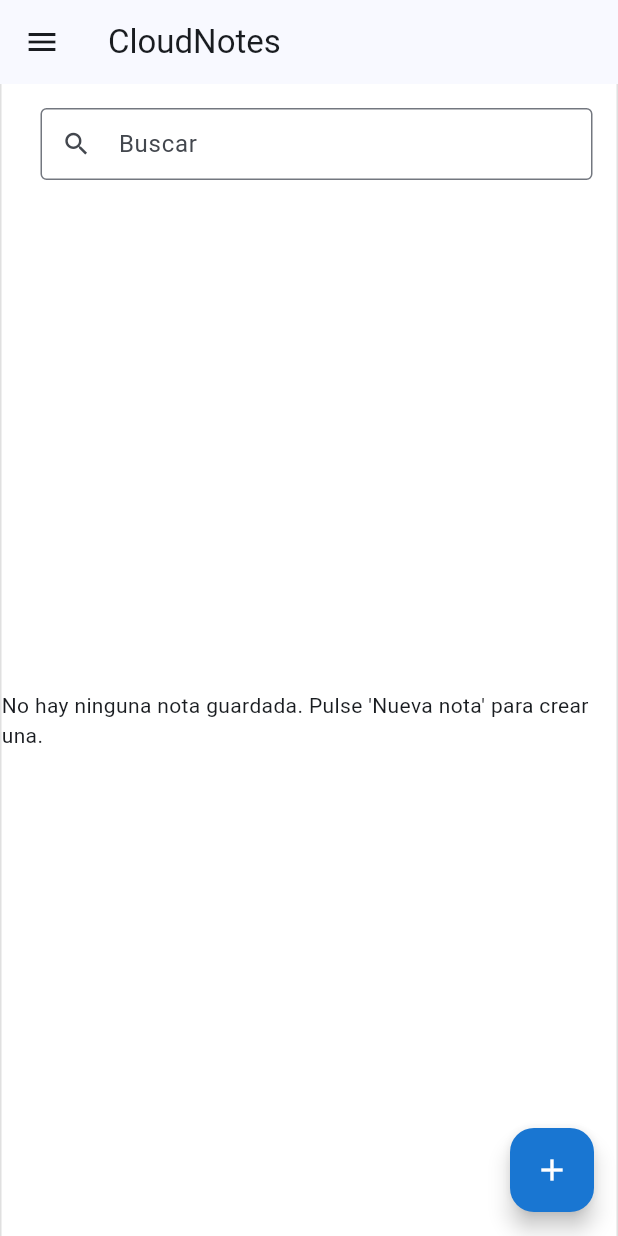
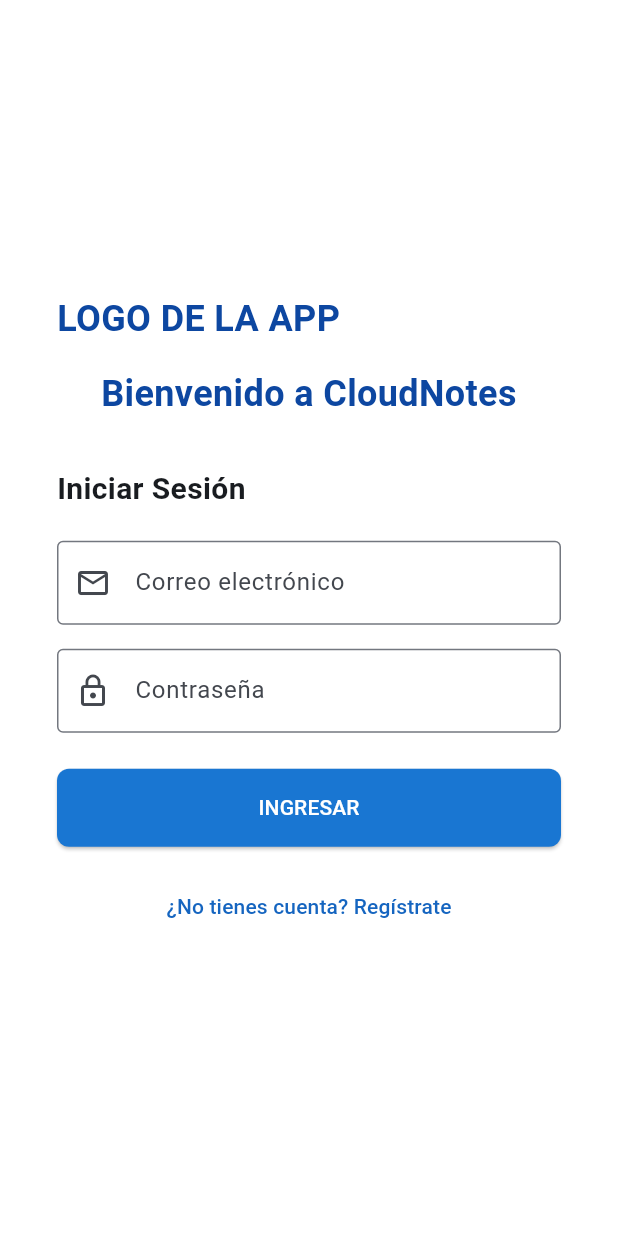
Before and after one commit to eloyordiz/CloudNotes, a Flutter app: the screen it shows after launch, on a phone screen of 412 x 824 dp. Run offline on Flutter 3.47's test engine with Material 3 defaults, Android fonts, the phone set to English and light mode, and no system bars; our stand-ins replace firebase_auth, firebase_core, sqflite, sqflite_common_ffi; missing offline and left inert: dart:ffi, sqlite3; accounts and stored records are empty.

Commit message:
feat: Añadida la conexión con el almacenamiento en la nube de Firestore. La autenticación de usuarios se gestiona mediante el archivo auth_service. La base de datos en la nube se inicia al arracar la app. Creada pantalla de login/registro. En caso de que el usuario se reconozca, navegará directamente a la pantalla de notas. Si no se reconoce, se lanzará la pantalla de login/registro.

```diff
--- a/lib/main.dart
+++ b/lib/main.dart
@@ -4,8 +4,14 @@
 import 'dart:ffi';
 import 'package:sqlite3/open.dart';
 import 'package:cloud_notes/views/home_screen.dart';
+// IMPORTS PARA EL ALMACENAMIENTO EN NUBE
+import 'package:firebase_core/firebase_core.dart';
+import 'firebase_options.dart';
+import 'services/auth_service.dart';
+import 'views/login_screen.dart';
+import 'views/home_screen.dart';
 
-void main() {
+void main() async {
   WidgetsFlutterBinding.ensureInitialized();
 
   if (Platform.isWindows || Platform.isLinux || Platform.isMacOS) {
@@ -13,10 +19,13 @@
       return DynamicLibrary.open('libsqlite3.so.0');
     });
 
+    //BASE DATOS LOCAL
     sqfliteFfiInit();
     databaseFactory = databaseFactoryFfi;
   }
 
+  //BASE DATOS NUBE
+  await Firebase.initializeApp(options: DefaultFirebaseOptions.currentPlatform);
   runApp(const CloudNotesApp());
 }
 
@@ -32,7 +41,19 @@
         useMaterial3: true,
         colorScheme: ColorScheme.fromSeed(seedColor: Colors.blue),
       ),
-      home: const HomeScreen(),
+      home: StreamBuilder(
+        stream: AuthService().userStatus,
+        builder: (context, snapshot) {
+          // SI DEVUELVE USUARIO, NAVEGAMOS AL HOME
+          if (snapshot.hasData) {
+            return const HomeScreen();
+          }
+          // SI NO HAY USUARIO, NAVEGAMOS AL LOGIN
+          else {
+            return const LoginScreen();
+          }
+        },
+      ),
     );
   }
 }
--- /dev/null
+++ b/lib/views/login_screen.dart
@@ -0,0 +1,224 @@
+import 'package:flutter/material.dart';
+import '../services/auth_service.dart';
+
+class LoginScreen extends StatefulWidget {
+  const LoginScreen({super.key});
+
+  @override
+  State<LoginScreen> createState() => _LoginScreenState();
+}
+
+class _LoginScreenState extends State<LoginScreen> {
+  final AuthService _auth = AuthService();
+  final _formKey = GlobalKey<FormState>();
+
+  // CONTROLADORES DE EMAIL Y CONTRASEÑA
+  final TextEditingController _emailController = TextEditingController();
+  final TextEditingController _passwordController = TextEditingController();
+
+  // VARIABLE PARA ALTERNAR ENTRE LOGIN Y REGISTRO
+  bool _isLogin = true;
+
+  bool _isLoading = false;
+  String _errorMessage = '';
+
+  // FUNCIÓN PARA GESTIONAR EL ACCESO
+  void _submit() async {
+    if (!_formKey.currentState!.validate()) return;
+
+    setState(() {
+      _isLoading = true;
+      _errorMessage = '';
+    });
+
+    dynamic result;
+    if (_isLogin) {
+      result = await _auth.loginWithEmail(
+        _emailController.text.trim(),
+        _passwordController.text.trim(),
+      );
+    } else {
+      result = await _auth.registerWithEmail(
+        _emailController.text.trim(),
+        _passwordController.text.trim(),
+      );
+    }
+
+    if (result == null) {
+      setState(() {
+        _errorMessage = _isLogin
+            ? 'Error al iniciar sesión. Revisa tus datos.'
+            : 'Error al registrarse. El correo podría ya estar en uso.';
+        _isLoading = false;
+      });
+    }
+  }
+
+  @override
+  Widget build(BuildContext context) {
+    // VARIABLE PARA SABER SI ESTAMOS EN UN MÓVIL O DESKTOP
+    // PONEMOS EL BREAKPOINT EN 1000 DE ANCHO
+    final bool isMobile = MediaQuery.of(context).size.width < 1000;
+
+    return Scaffold(
+      backgroundColor: Colors.white,
+      body: Row(
+        children: [
+          // DESKTOP: MENÚ LATERAL
+          if (!isMobile)
+            Expanded(
+              flex: 1,
+              child: Container(
+                color: Colors.blue.shade700,
+                child: Column(
+                  mainAxisAlignment: MainAxisAlignment.center,
+                  children: [
+                    const Text('LOGO DE LA APP'),
+                    const SizedBox(height: 20),
+                    const Text(
+                      'CloudNotes',
+                      style: TextStyle(
+                        color: Colors.white,
+                        fontSize: 32,
+                        fontWeight: FontWeight.bold,
+                      ),
+                    ),
+                    const SizedBox(height: 10),
+                    Text(
+                      'Tus notas sincronizadas en la nube',
+                      style: TextStyle(
+                        color: Colors.blue.shade100,
+                        fontSize: 16,
+                      ),
+                    ),
+                  ],
+                ),
+              ),
+            ),
+
+          // DESKTOP Y MÓVIL: COLUMNA DERECHA PRINCIPAL
+          Expanded(
+            flex: 1,
+            child: Center(
+              child: Container(
+                constraints: const BoxConstraints(maxWidth: 400),
+                padding: const EdgeInsets.all(32.0),
+                child: Form(
+                  key: _formKey,
+                  child: Column(
+                    mainAxisAlignment: MainAxisAlignment.center,
+                    crossAxisAlignment: CrossAxisAlignment.stretch,
+                    children: [
+                      if (isMobile) ...[
+                        Text(
+                          'LOGO DE LA APP',
+                          style: TextStyle(
+                            fontSize: 24,
+                            fontWeight: FontWeight.bold,
+                            color: Colors.blue.shade900,
+                          ),
+                        ),
+                        const SizedBox(height: 16),
+                        Text(
+                          'Bienvenido a CloudNotes',
+                          textAlign: TextAlign.center,
+                          style: TextStyle(
+                            fontSize: 24,
+                            fontWeight: FontWeight.bold,
+                            color: Colors.blue.shade900,
+                          ),
+                        ),
+                        const SizedBox(height: 32),
+                      ],
+
+                      Text(
+                        _isLogin ? 'Iniciar Sesión' : 'Crear Cuenta',
+                        style: const TextStyle(
+                          fontSize: 20,
+                          fontWeight: FontWeight.w600,
+                        ),
+                      ),
+                      const SizedBox(height: 20),
+
+                      // Campo Email
+                      TextFormField(
+                        controller: _emailController,
+                        decoration: const InputDecoration(
+                          labelText: 'Correo electrónico',
+                          border: OutlineInputBorder(),
+                          prefixIcon: Icon(Icons.email_outlined),
+                        ),
+                        validator: (val) =>
+                            val!.isEmpty ? 'Introduce un correo' : null,
+                      ),
+                      const SizedBox(height: 16),
+
+                      // Campo Password
+                      TextFormField(
+                        controller: _passwordController,
+                        obscureText: true,
+                        decoration: const InputDecoration(
+                          labelText: 'Contraseña',
+                          border: OutlineInputBorder(),
+                          prefixIcon: Icon(Icons.lock_outline),
+                        ),
+                        validator: (val) =>
+                            val!.length < 6 ? 'Mínimo 6 caracteres' : null,
+                      ),
+
+                      if (_errorMessage.isNotEmpty) ...[
+                        const SizedBox(height: 10),
+                        Text(
+                          _errorMessage,
+                          style: const TextStyle(
+                            color: Colors.red,
+                            fontSize: 14,
+                          ),
+                        ),
+                      ],
+
+                      const SizedBox(height: 24),
+
+                      // BOTÓN DE LOGIN/REGISTRO
+                      _isLoading
+                          ? const Center(child: CircularProgressIndicator())
+                          : ElevatedButton(
+                              onPressed: _submit,
+                              style: ElevatedButton.styleFrom(
+                                backgroundColor: Colors.blue.shade700,
+                                foregroundColor: Colors.white,
+                                padding: const EdgeInsets.symmetric(
+                                  vertical: 16,
+                                ),
+                                shape: RoundedRectangleBorder(
+                                  borderRadius: BorderRadius.circular(8),
+                                ),
+                              ),
+                              child: Text(
+                                _isLogin ? 'INGRESAR' : 'REGISTRARME',
+                              ),
+                            ),
+
+                      const SizedBox(height: 16),
+
+                      // BOTÓN DE CAMBIO ENTRE LOGIN/REGISTRO
+                      TextButton(
+                        onPressed: () => setState(() => _isLogin = !_isLogin),
+                        child: Text(
+                          _isLogin
+                              ? '¿No tienes cuenta? Regístrate'
+                              : '¿Ya tienes cuenta? Identifícate',
+                          style: TextStyle(color: Colors.blue.shade800),
+                        ),
+                      ),
+                    ],
+                  ),
+                ),
+              ),
+            ),
+          ),
+        ],
+      ),
+    );
+  }
+}
--- a/pubspec.yaml
+++ b/pubspec.yaml
@@ -37,6 +37,9 @@
   # The following adds the Cupertino Icons font to your application.
   # Use with the CupertinoIcons class for iOS style icons.
   cupertino_icons: ^1.0.8
+  firebase_core: ^4.7.0
+  firebase_auth: ^6.4.0
+  cloud_firestore: ^6.3.0
 
 dev_dependencies:
   flutter_test:
```
Also changed, not shown: lib/services/auth_service.dart (added, +43 -0 lines), firebase.json (added), lib/firebase_options.dart (added), pubspec.lock, 6 other files.
